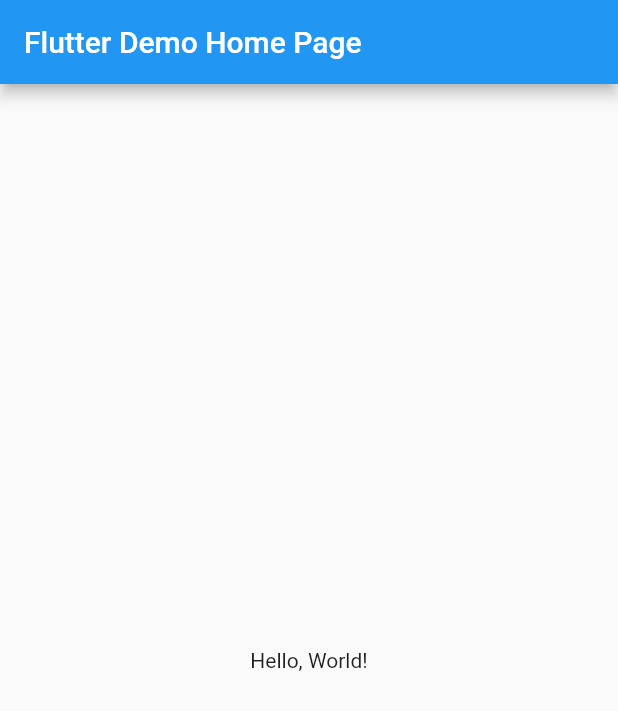
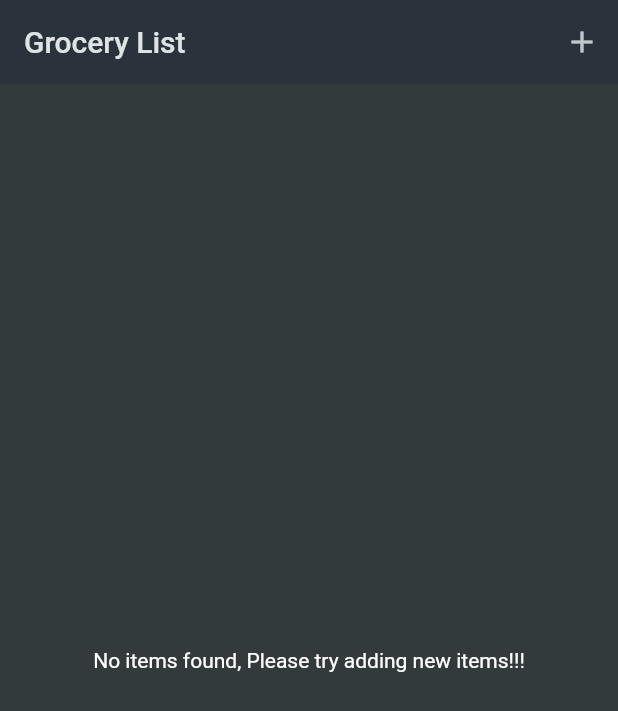
Before and after one commit to kubermirajakar/Shopping_List, a Flutter app: the screen it shows after launch, on a phone screen of 412 x 824 dp. Shown: the top 711 px of the screen. Run offline on Flutter 3.47's test engine with Material 2 defaults, Android fonts, the phone set to English and light mode, and no system bars.

Commit message:
Files added

```diff
--- /dev/null
+++ b/lib/Data/dummy_items.dart
@@ -0,0 +1,21 @@
+import 'package:shoppinglist/Data/categories.dart';
+import 'package:shoppinglist/model/Category.dart';
+import 'package:shoppinglist/model/Grocery_Item.dart';
+
+final groceryItems = [
+  GroceryItem(
+      id: 'a',
+      name: 'Milk',
+      quantity: 1,
+      category: categoriess[Categories.dairy]!),
+  GroceryItem(
+      id: 'b',
+      name: 'Bananas',
+      quantity: 5,
+      category: categoriess[Categories.fruit]!),
+  GroceryItem(
+      id: 'c',
+      name: 'Beef Steak',
+      quantity: 1,
+      category: categoriess[Categories.meat]!),
+];
--- a/lib/main.dart
+++ b/lib/main.dart
@@ -1,42 +1,27 @@
 import 'package:flutter/material.dart';
+import 'package:shoppinglist/widgets/grocery_list.dart';
 
 void main() => runApp(MyApp());
 
 class MyApp extends StatelessWidget {
   const MyApp({super.key});
-  // This widget is the root of your application.
+
   @override
   Widget build(BuildContext context) {
     return MaterialApp(
       // Application name
-      title: 'Flutter Hello World',
-      // Application theme data, you can set the colors for the application as
-      // you want
-      theme: ThemeData(
-        primarySwatch: Colors.blue,
+      debugShowCheckedModeBanner: false,
+      title: 'Flutter Groceries',
+      theme: ThemeData.dark().copyWith(
+        useMaterial3: true,
+        colorScheme: ColorScheme.fromSeed(
+          seedColor: Color.fromARGB(255, 147, 229, 250),
+          brightness: Brightness.dark,
+          surface: Color.fromARGB(255, 42, 51, 59),
+        ),
+        scaffoldBackgroundColor: Color.fromARGB(255, 50, 58, 60),
       ),
-      // A widget which will be started on application startup
-      home: MyHomePage(title: 'Flutter Demo Home Page'),
+      home: GroceryList(),
     );
   }
 }
-
-class MyHomePage extends StatelessWidget {
-  final String title;
-  const MyHomePage({super.key, required this.title});
-
-  @override
-  Widget build(BuildContext context) {
-    return Scaffold(
-      appBar: AppBar(
-        // The title text which will be shown on the action bar
-        title: Text(title),
-      ),
-      body: Center(
-        child: Text(
-          'Hello, World!',
-        ),
-      ),
-    );
-  }
-}
--- /dev/null
+++ b/lib/model/Grocery_Item.dart
@@ -0,0 +1,16 @@
+import 'package:flutter/foundation.dart';
+import 'package:shoppinglist/model/Category.dart';
+
+class GroceryItem {
+  const GroceryItem({
+    required this.id,
+    required this.name,
+    required this.quantity,
+    required this.category,
+  });
+
+  final String id;
+  final String name;
+  final int quantity;
+  final Categori category;
+}
--- /dev/null
+++ b/lib/widgets/grocery_list.dart
@@ -0,0 +1,86 @@
+import 'package:flutter/material.dart';
+import 'package:shoppinglist/Data/dummy_items.dart';
+import 'package:shoppinglist/model/Grocery_Item.dart';
+import 'package:shoppinglist/widgets/new_item.dart';
+
+class GroceryList extends StatefulWidget {
+  const GroceryList({super.key});
+
+  @override
+  State<GroceryList> createState() {
+    // TODO: implement createState
+    return _groceryListState();
+  }
+}
+
+class _groceryListState extends State<GroceryList> {
+  final List<GroceryItem> _groceryItems = [];
+
+  void _addItem() async {
+    final _groceryItem = await Navigator.of(context).push<GroceryItem>(
+      MaterialPageRoute(
+        builder: (ctx) => NewItem(),
+      ),
+    );
+
+    if (_groceryItem == null) {
+      return;
+    }
+    setState(() {
+      _groceryItems.add(_groceryItem);
+    });
+  }
+
+  void _onDelete(GroceryItem item) {
+    setState(() {
+      _groceryItems.remove(item);
+    });
+    ScaffoldMessenger.of(context).showSnackBar(
+      SnackBar(
+        content: Text('Item Deleted'),
+        duration: const Duration(seconds: 2),
+      ),
+    );
+  }
+
+  @override
+  Widget build(BuildContext context) {
+    Widget content = Center(
+      child: Text('No items found, Please try adding new items!!!'),
+    );
+
+    if (_groceryItems.isNotEmpty) {
+      content = ListView.builder(
+        itemCount: _groceryItems.length,
+        itemBuilder: (context, index) => Dismissible(
+          key: ValueKey(_groceryItems[index]),
+          onDismissed: (direction) {
+            _onDelete(_groceryItems[index]);
+          },
+          child: ListTile(
+            title: Text(_groceryItems[index].name),
+            leading: Container(
+              width: 24,
+              height: 24,
+              color: _groceryItems[index].category.color,
+            ),
+            trailing: Text(groceryItems[index].quantity.toString()),
+          ),
+        ),
+      );
+    }
+
+    return Scaffold(
+      appBar: AppBar(
+        title: Text('Grocery List'),
+        actions: [
+          IconButton(
+            onPressed: _addItem,
+            icon: const Icon(Icons.add),
+          ),
+        ],
+      ),
+      body: content,
+    );
+  }
+}
```
Also changed, not shown: lib/Data/categories.dart (added, +45 -0 lines), lib/model/Category.dart (added, +21 -0 lines), lib/widgets/new_item.dart (added, +145 -0 lines).
